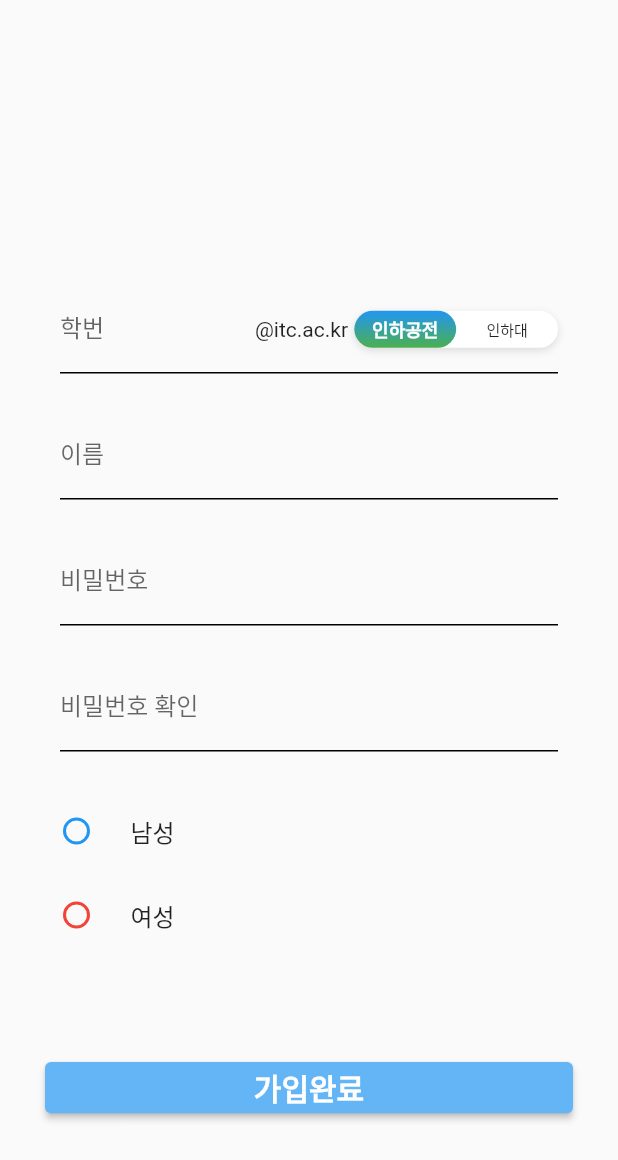
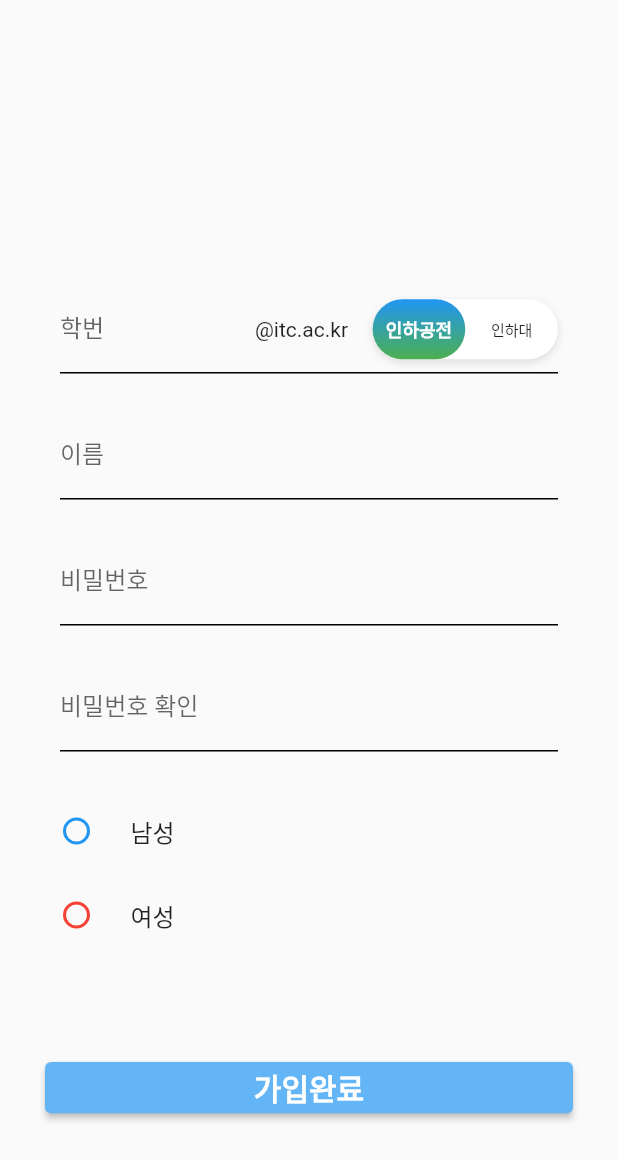
Before and after one commit to OBJECT-INHATC/INHA_CARPOOL_APP, a Flutter app: the RegisterPage screen opened directly, on a phone screen of 412 x 824 dp. Shown: the top 1160 px of the screen. Run offline on Flutter 3.47's test engine with Material 2 defaults, Android fonts, the phone set to English and light mode, and no system bars; drawn by our look-alikes of flutter_toggle_tab; our stand-ins replace cloud_firestore, easy_localization, eva_icons_flutter, firebase_auth, firebase_core, flutter_cache_manager and 12 more; missing offline and left inert: app_settings, nav; accounts and stored records are empty.

Commit message:
refector(screen): 플러터토글탭 크기 수정
- 플러터토글탭 크기 수정

```diff
--- a/inha_carpool/lib/screen/register/s_register.dart
+++ b/inha_carpool/lib/screen/register/s_register.dart
@@ -18,7 +18,6 @@ class RegisterPage extends StatefulWidget {
 class _RegisterPageState extends State<RegisterPage> {
   final formKey = GlobalKey<FormState>();
 
-  /// 0825 서은율 TODO : 화면 비율 + 유효성 확인 + Alert 창 수정
 
   // 이메일
   String email = "";
@@ -121,9 +120,9 @@ class _RegisterPageState extends State<RegisterPage> {
                                 // 중간 텍스트를 겹쳐서 배치
                                 right: 0,
                                 child: FlutterToggleTab(
-                                  width: context.width(0.08),
+                                  width: 30,
                                   borderRadius: 30,
-                                  height: context.height(0.03),
+                                  height: 40,
                                   // initialIndex: 0,
                                   selectedTextStyle: const TextStyle(
                                       color: Colors.white,
@@ -366,5 +365,3 @@ class _RegisterPageState extends State<RegisterPage> {
     );
   }
 }
-
-/// TODO: 0824 서은율 : 비율 맞추기,
```
